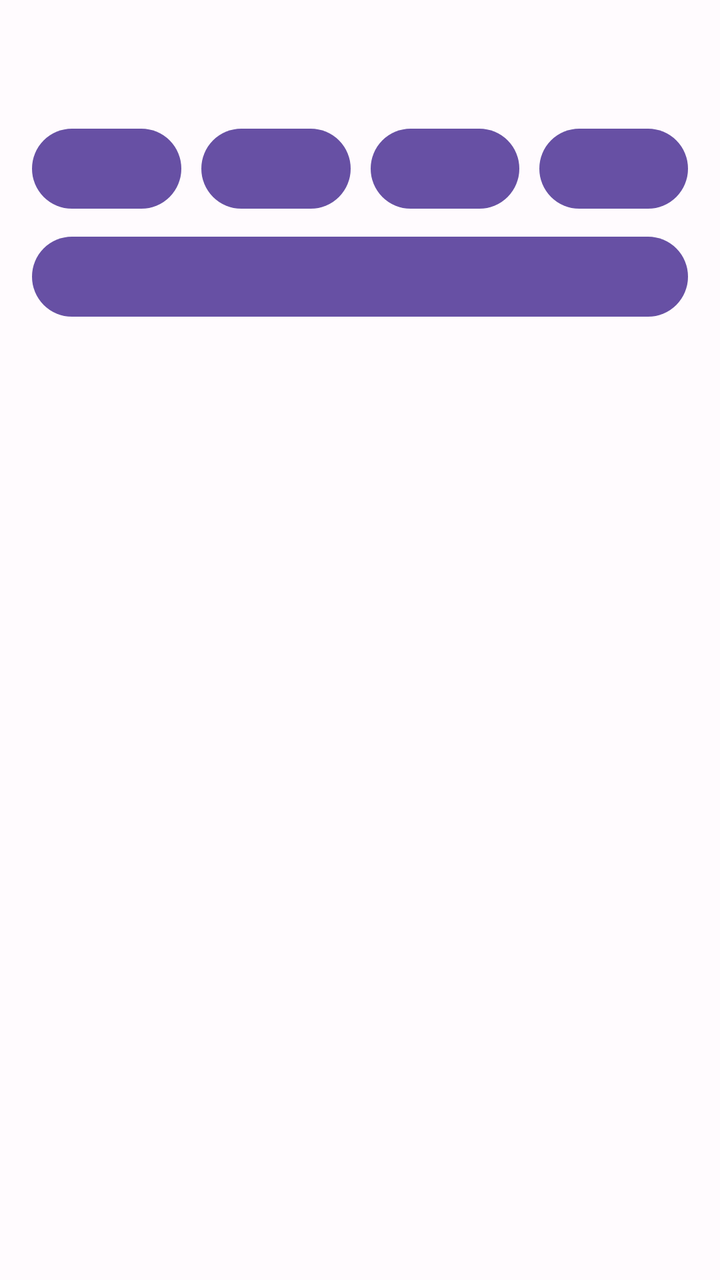
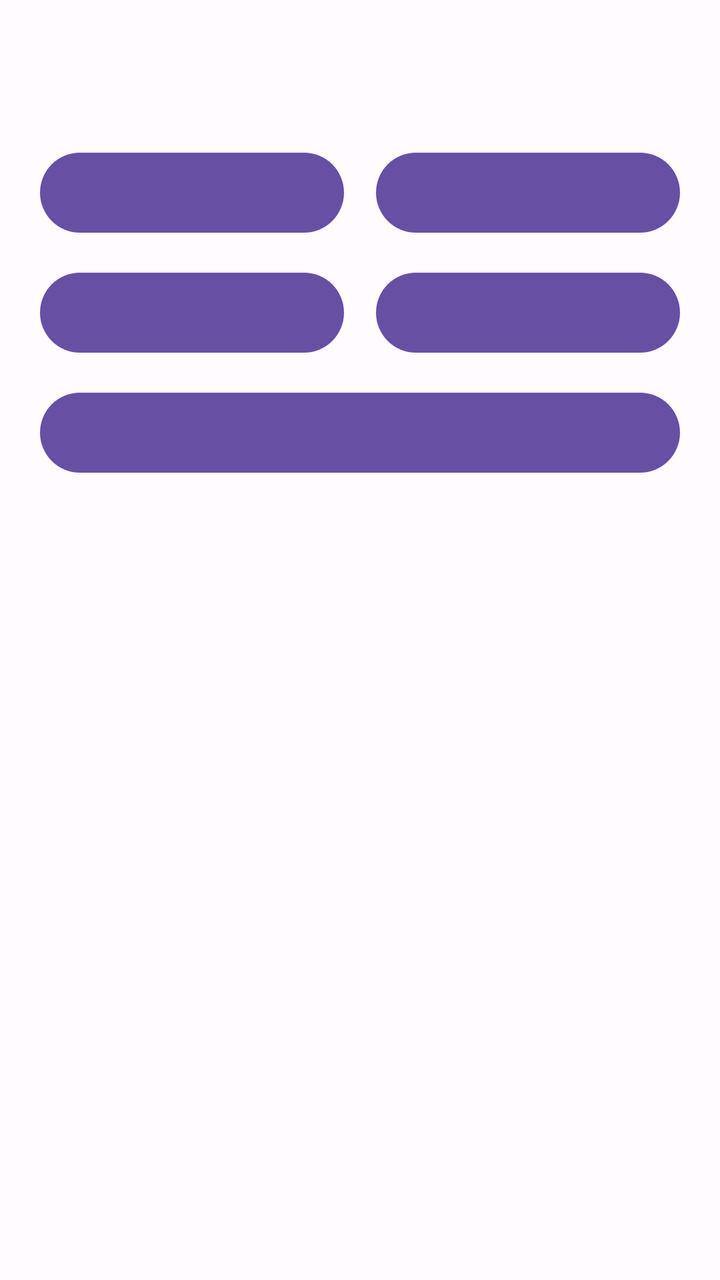

Compare the two renders of this Android layout. The source of the first and the diff that turns it into the second are given below.
<!-- AndroidManifest.xml: application theme AppTheme -->
<!-- res/layout/layout_quick_attr_dialog.xml -->
<?xml version="1.0" encoding="utf-8"?>
<LinearLayout xmlns:android="http://schemas.android.com/apk/res/android"
    android:layout_width="match_parent"
    android:layout_height="wrap_content"
    android:orientation="vertical"
    android:padding="16dp"
    android:tag="GODVIEWER_IGNORE_HOOK">

    <TextView
        android:id="@+id/title"
        android:layout_width="wrap_content"
        android:layout_height="wrap_content"
        android:layout_marginBottom="10dp"
        android:textSize="18sp"
        android:textStyle="bold" />

    <ImageView
        android:id="@+id/preview_image"
        android:layout_width="match_parent"
        android:layout_height="wrap_content"
        android:layout_marginBottom="10dp"
        android:adjustViewBounds="true"
        android:maxHeight="200dp"
        android:scaleType="fitCenter" />

    <LinearLayout
        android:layout_width="match_parent"
        android:layout_height="wrap_content"
        android:gravity="end">

        <Button
            android:id="@+id/undo_button"
            android:layout_width="wrap_content"
            android:layout_height="wrap_content"
            android:layout_marginEnd="10dp"
            android:layout_weight="1"
            android:tag="GODVIEWER_IGNORE_HOOK" />

        <Button
            android:id="@+id/hide_button"
            android:layout_width="wrap_content"
            android:layout_height="wrap_content"
            android:layout_marginEnd="10dp"
            android:layout_weight="1"
            android:tag="GODVIEWER_IGNORE_HOOK" />

        <Button
            android:id="@+id/advanced_button"
            android:layout_width="wrap_content"
            android:layout_height="wrap_content"
            android:layout_marginEnd="10dp"
            android:layout_weight="1"
            android:tag="GODVIEWER_IGNORE_HOOK" />

        <Button
            android:id="@+id/cancel_button"
            android:layout_width="wrap_content"
            android:layout_height="wrap_content"
            android:layout_weight="1"
            android:tag="GODVIEWER_IGNORE_HOOK" />
    </LinearLayout>

    <Button
        android:id="@+id/exit_edit_mode_button"
        android:layout_width="match_parent"
        android:layout_height="wrap_content"
        android:layout_marginTop="6dp"
        android:tag="GODVIEWER_IGNORE_HOOK" />
</LinearLayout>
<!-- resources referenced by this layout -->
<resources>
  <style name="AppTheme" parent="Theme.Material3.Light.NoActionBar">
          <item name="colorPrimary">@color/md_theme_light_primary</item>
          <item name="colorOnPrimary">@color/md_theme_light_onPrimary</item>
          <item name="colorPrimaryContainer">@color/md_theme_light_primaryContainer</item>
          <item name="colorOnPrimaryContainer">@color/md_theme_light_onPrimaryContainer</item>
          <item name="colorSecondary">@color/md_theme_light_secondary</item>
          <item name="colorOnSecondary">@color/md_theme_light_onSecondary</item>
          <item name="colorSecondaryContainer">@color/md_theme_light_secondaryContainer</item>
          <item name="colorOnSecondaryContainer">@color/md_theme_light_onSecondaryContainer</item>
          <item name="colorTertiary">@color/md_theme_light_tertiary</item>
          <item name="colorOnTertiary">@color/md_theme_light_onTertiary</item>
          <item name="colorTertiaryContainer">@color/md_theme_light_tertiaryContainer</item>
          <item name="colorOnTertiaryContainer">@color/md_theme_light_onTertiaryContainer</item>
          <item name="colorError">@color/md_theme_light_error</item>
          <item name="colorErrorContainer">@color/md_theme_light_errorContainer</item>
          <item name="colorOnError">@color/md_theme_light_onError</item>
          <item name="colorOnErrorContainer">@color/md_theme_light_onErrorContainer</item>
          <item name="android:colorBackground">@color/md_theme_light_background</item>
          <item name="colorOnBackground">@color/md_theme_light_onBackground</item>
          <item name="colorSurface">@color/md_theme_light_surface</item>
          <item name="colorOnSurface">@color/md_theme_light_onSurface</item>
          <item name="colorSurfaceVariant">@color/md_theme_light_surfaceVariant</item>
          <item name="colorOnSurfaceVariant">@color/md_theme_light_onSurfaceVariant</item>
          <item name="colorOutline">@color/md_theme_light_outline</item>
          <item name="colorOnSurfaceInverse">@color/md_theme_light_inverseOnSurface</item>
          <item name="colorSurfaceInverse">@color/md_theme_light_inverseSurface</item>
          <item name="colorPrimaryInverse">@color/md_theme_light_primaryInverse</item>
          <item name="android:windowTranslucentStatus">false</item>
          <item name="android:windowDrawsSystemBarBackgrounds">true</item>
          
          <item name="android:statusBarColor">@color/home_page_background</item>
          <item name="android:windowLightStatusBar">true</item>
      </style>
  <color name="home_page_background">#F7F7FB</color>
  <!-- unchanged entries left out for length: 26 -->
</resources>

<!-- the commit's change to res/layout/layout_quick_attr_dialog.xml (unified diff, before → after) -->
@@ -3,14 +3,17 @@
     android:layout_width="match_parent"
     android:layout_height="wrap_content"
     android:orientation="vertical"
-    android:padding="16dp"
+    android:padding="20dp"
     android:tag="GODVIEWER_IGNORE_HOOK">
 
     <TextView
         android:id="@+id/title"
-        android:layout_width="wrap_content"
+        android:layout_width="match_parent"
         android:layout_height="wrap_content"
-        android:layout_marginBottom="10dp"
+        android:layout_marginBottom="12dp"
+        android:ellipsize="middle"
+        android:letterSpacing="-0.01"
+        android:singleLine="true"
         android:textSize="18sp"
         android:textStyle="bold" />
 
@@ -18,44 +21,55 @@
         android:id="@+id/preview_image"
         android:layout_width="match_parent"
         android:layout_height="wrap_content"
-        android:layout_marginBottom="10dp"
+        android:layout_marginBottom="16dp"
         android:adjustViewBounds="true"
         android:maxHeight="200dp"
+        android:clipToOutline="true"
         android:scaleType="fitCenter" />
 
+    
     <LinearLayout
         android:layout_width="match_parent"
         android:layout_height="wrap_content"
-        android:gravity="end">
-
-        <Button
-            android:id="@+id/undo_button"
-            android:layout_width="wrap_content"
-            android:layout_height="wrap_content"
-            android:layout_marginEnd="10dp"
-            android:layout_weight="1"
-            android:tag="GODVIEWER_IGNORE_HOOK" />
+        android:orientation="horizontal">
 
         <Button
             android:id="@+id/hide_button"
-            android:layout_width="wrap_content"
+            android:layout_width="0dp"
             android:layout_height="wrap_content"
-            android:layout_marginEnd="10dp"
+            android:layout_marginEnd="8dp"
             android:layout_weight="1"
             android:tag="GODVIEWER_IGNORE_HOOK" />
 
         <Button
             android:id="@+id/advanced_button"
-            android:layout_width="wrap_content"
+            android:layout_width="0dp"
             android:layout_height="wrap_content"
-            android:layout_marginEnd="10dp"
+            android:layout_marginStart="8dp"
+            android:layout_weight="1"
+            android:tag="GODVIEWER_IGNORE_HOOK" />
+    </LinearLayout>
+
+    
+    <LinearLayout
+        android:layout_width="match_parent"
+        android:layout_height="wrap_content"
+        android:layout_marginTop="12dp"
+        android:orientation="horizontal">
+
+        <Button
+            android:id="@+id/undo_button"
+            android:layout_width="0dp"
+            android:layout_height="wrap_content"
+            android:layout_marginEnd="8dp"
             android:layout_weight="1"
             android:tag="GODVIEWER_IGNORE_HOOK" />
 
         <Button
             android:id="@+id/cancel_button"
-            android:layout_width="wrap_content"
+            android:layout_width="0dp"
             android:layout_height="wrap_content"
+            android:layout_marginStart="8dp"
             android:layout_weight="1"
             android:tag="GODVIEWER_IGNORE_HOOK" />
     </LinearLayout>
@@ -64,6 +78,6 @@
         android:id="@+id/exit_edit_mode_button"
         android:layout_width="match_parent"
         android:layout_height="wrap_content"
-        android:layout_marginTop="6dp"
+        android:layout_marginTop="12dp"
         android:tag="GODVIEWER_IGNORE_HOOK" />
 </LinearLayout>
<!-- resource entries referenced after the edit -->
@@ -32,8 +32,58 @@
           
           <item name="android:statusBarColor">@color/home_page_background</item>
           <item name="android:windowLightStatusBar">true</item>
+          <item name="alertDialogTheme">@style/ThemeOverlay.Host.AlertDialog</item>
+          <item name="materialAlertDialogTheme">@style/ThemeOverlay.Host.AlertDialog</item>
       </style>
-  <color name="home_page_background">#F7F7FB</color>
+  <color name="home_page_background">#EAEEF4</color>
+  <style name="ThemeOverlay.Host.AlertDialog" parent="ThemeOverlay.Material3.Dialog.Alert">
+          <item name="android:windowBackground">@drawable/bg_dialog_surface</item>
+          <item name="android:windowElevation">0dp</item>
+          <item name="android:colorBackground">@color/md_theme_light_surface</item>
+          <item name="colorPrimary">@color/home_title_text</item>
+          <item name="android:textColorPrimary">@color/home_title_text</item>
+          <item name="android:textColorSecondary">@color/home_subtitle_text</item>
+          <item name="buttonBarButtonStyle">@style/Widget.Host.DialogButton</item>
+          <item name="buttonBarPositiveButtonStyle">@style/Widget.Host.DialogButton</item>
+          <item name="buttonBarNegativeButtonStyle">@style/Widget.Host.DialogButton</item>
+          <item name="buttonBarNeutralButtonStyle">@style/Widget.Host.DialogButton</item>
+      </style>
+  <!-- drawable bg_dialog_surface (drawable) -->
+  <?xml version="1.0" encoding="utf-8"?>
+  <layer-list xmlns:android="http://schemas.android.com/apk/res/android">
+      <item>
+          <shape android:shape="rectangle">
+              <gradient
+                  android:angle="315"
+                  android:endColor="#C6CBD4"
+                  android:startColor="#FFFFFF" />
+              <corners android:radius="24dp" />
+          </shape>
+      </item>
+      <item
+          android:bottom="2dp"
+          android:left="2dp"
+          android:right="2dp"
+          android:top="2dp">
+          <shape android:shape="rectangle">
+              <solid android:color="@color/home_page_background" />
+              <corners android:radius="22dp" />
+              <padding
+                  android:bottom="10dp"
+                  android:left="10dp"
+                  android:right="10dp"
+                  android:top="10dp" />
+          </shape>
+      </item>
+  </layer-list>
+  <color name="home_title_text">#1C1B1F</color>
+  <color name="home_subtitle_text">#5F5E63</color>
+  <style name="Widget.Host.DialogButton" parent="Widget.Material3.Button.TextButton.Dialog">
+          <item name="android:textColor">@color/home_title_text</item>
+          <item name="android:textStyle">bold</item>
+          <item name="android:textSize">15sp</item>
+          <item name="android:minHeight">48dp</item>
+      </style>
   <!-- unchanged entries left out for length: 26 -->
 </resources>
 
